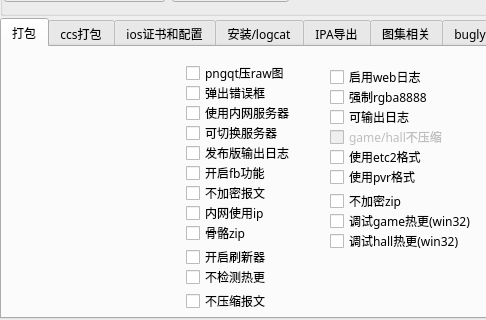
Before: the Qt Designer form ui/main.ui in TQCasey/PackMaster, drawn with Qt 5; both pictures show x 0 to 486 and y 480 to 800 of the 1250 by 800 pixel window.
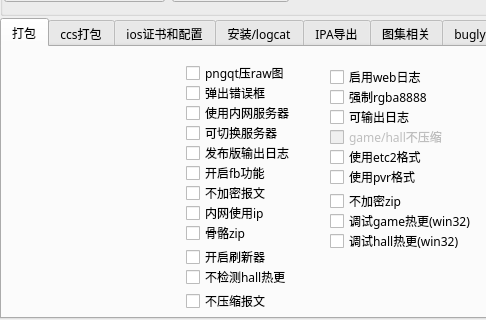
After: the same form once the commit is applied. Icons and pictures are not drawn.

```diff
--- a/ui/main.ui
+++ b/ui/main.ui
@@ -262,7 +262,7 @@
        </font>
       </property>
       <property name="text">
-       <string>不检测热更</string>
+       <string>不检测hall热更</string>
       </property>
      </widget>
      <widget class="QCheckBox" name="checkBox_no_gzip_php">
```
Left out of the diff: 2 changed lines with no effect on the pictures.
